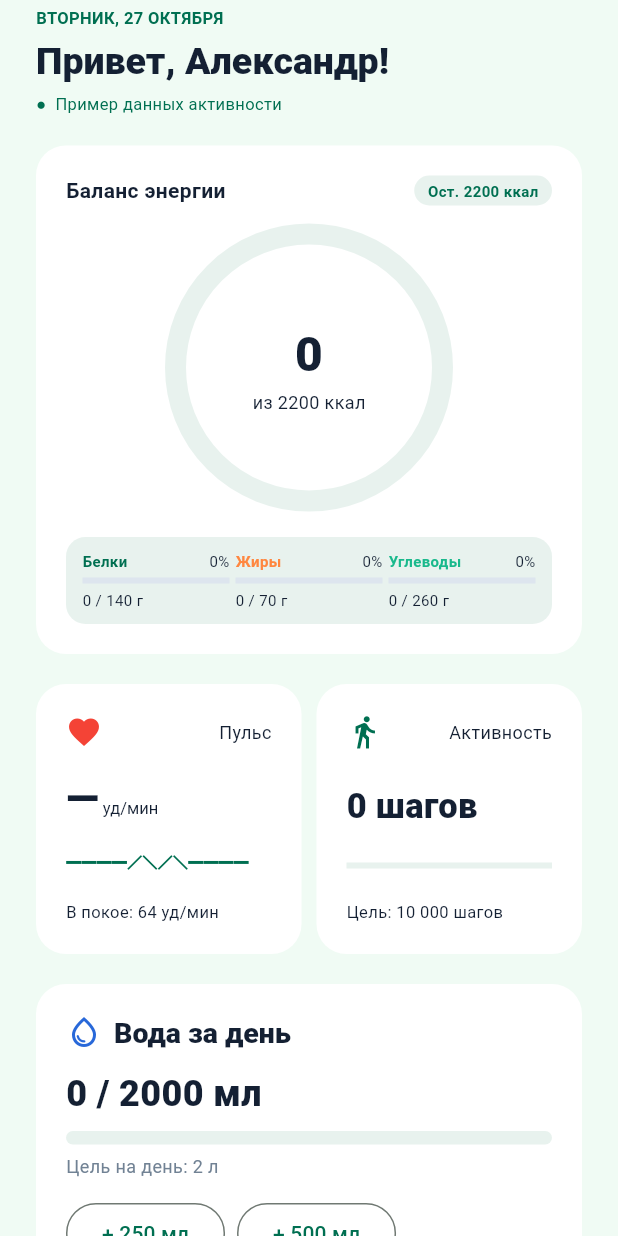
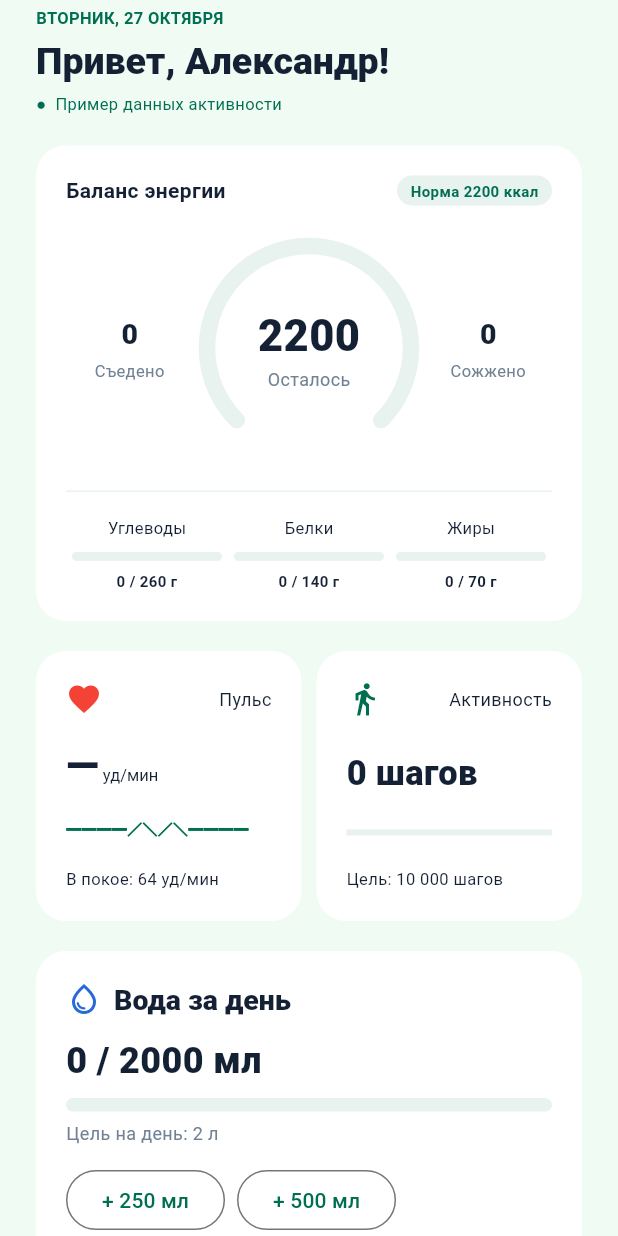
Before and after one commit to 4oys/health_app_ui, a Flutter app: the DashboardScreen widget shown alone on an empty page, opened directly with empty values, on a phone screen of 412 x 824 dp. Run offline on Flutter 3.47's test engine with Material 3 defaults, Android fonts, the phone set to English and light mode, and no system bars.

Commit message:
feat(dashboard): обновить карточку баланса энергии и расчёт остатка

```diff
--- a/lib/features/dashboard/presentation/dashboard_screen.dart
+++ b/lib/features/dashboard/presentation/dashboard_screen.dart
@@ -1,3 +1,5 @@
+import 'dart:math' as math;
+
 import 'package:flutter/material.dart';
 
 import '../../../core/theme.dart';
@@ -33,6 +35,7 @@ class DashboardScreen extends StatelessWidget {
     final remaining = HealthCalculations.remainingCalories(
       user.calorieTarget,
       entries,
+      burnedCalories: activity.burnedCalories,
     );
     final macroScale = user.calorieTarget / 2200;
     final weekday = [
@@ -95,81 +98,85 @@ class DashboardScreen extends StatelessWidget {
                       style: TextStyle(fontWeight: FontWeight.w700),
                     ),
                   ),
-                  _Badge(
-                    remaining < 0
-                        ? 'Сверх нормы ${-remaining} ккал'
-                        : 'Ост. $remaining ккал',
-                  ),
+                  _Badge('Норма ${user.calorieTarget} ккал'),
                 ],
               ),
-              const SizedBox(height: 19),
+              const SizedBox(height: 18),
+              Row(
+                children: [
+                  Expanded(
+                    child: _EnergyValue(value: '$kcal', label: 'Съедено'),
+                  ),
                   SizedBox(
-                width: 178,
-                height: 178,
+                    width: 154,
+                    height: 154,
                     child: Stack(
                       alignment: Alignment.center,
                       children: [
-                    SizedBox.expand(
-                      child: CircularProgressIndicator(
-                        value: HealthCalculations.progress(
+                        CustomPaint(
+                          size: const Size.square(154),
+                          painter: _EnergyArcPainter(
+                            progress: HealthCalculations.progress(
                               kcal,
-                          user.calorieTarget,
+                              user.calorieTarget + activity.burnedCalories,
                             ),
-                        strokeWidth: 14,
-                        strokeCap: StrokeCap.round,
-                        backgroundColor: AppColors.pale,
-                        color: AppColors.green,
                           ),
                         ),
                         Column(
                           mainAxisAlignment: MainAxisAlignment.center,
                           children: [
-                        Text(
-                          '$kcal',
+                            FittedBox(
+                              fit: BoxFit.scaleDown,
+                              child: Text(
+                                '${remaining.abs()}',
                                 style: const TextStyle(
-                            fontSize: 32,
+                                  fontSize: 29,
                                   fontWeight: FontWeight.w800,
                                   color: AppColors.ink,
                                 ),
                               ),
+                            ),
                             Text(
-                          'из ${user.calorieTarget} ккал',
-                          style: const TextStyle(fontSize: 12),
+                              remaining < 0 ? 'Сверх нормы' : 'Осталось',
+                              style: const TextStyle(
+                                fontSize: 12,
+                                color: AppColors.muted,
+                              ),
                             ),
                           ],
                         ),
                       ],
                     ),
                   ),
-              const SizedBox(height: 24),
-              Container(
-                padding: const EdgeInsets.all(9),
-                decoration: BoxDecoration(
-                  color: AppColors.pale,
-                  borderRadius: BorderRadius.circular(13),
+                  Expanded(
+                    child: _EnergyValue(
+                      value: '${activity.burnedCalories}',
+                      label: 'Сожжено',
                     ),
-                child: Row(
+                  ),
+                ],
+              ),
+              const SizedBox(height: 18),
+              const Divider(height: 1, color: AppColors.pale),
+              const SizedBox(height: 16),
+              Row(
                 children: [
+                  _Macro(
+                    'Углеводы',
+                    HealthCalculations.totalCarbs(entries),
+                    260 * macroScale,
+                  ),
                   _Macro(
                     'Белки',
                     HealthCalculations.totalProtein(entries),
                     140 * macroScale,
-                      AppColors.green,
                   ),
                   _Macro(
                     'Жиры',
                     HealthCalculations.totalFat(entries),
                     70 * macroScale,
-                      AppColors.orange,
-                    ),
-                    _Macro(
-                      'Углеводы',
-                      HealthCalculations.totalCarbs(entries),
-                      260 * macroScale,
-                      const Color(0xFF19B98C),
                   ),
                 ],
-                ),
               ),
             ],
           ),
@@ -368,48 +375,100 @@ class _Badge extends StatelessWidget {
   );
 }
 
+class _EnergyValue extends StatelessWidget {
+  const _EnergyValue({required this.value, required this.label});
+
+  final String value;
+  final String label;
+
+  @override
+  Widget build(BuildContext context) => Column(
+    mainAxisSize: MainAxisSize.min,
+    children: [
+      FittedBox(
+        fit: BoxFit.scaleDown,
+        child: Text(
+          value,
+          style: const TextStyle(
+            fontSize: 19,
+            fontWeight: FontWeight.w800,
+            color: AppColors.ink,
+          ),
+        ),
+      ),
+      const SizedBox(height: 3),
+      Text(
+        label,
+        textAlign: TextAlign.center,
+        style: const TextStyle(fontSize: 11, color: AppColors.muted),
+      ),
+    ],
+  );
+}
+
+class _EnergyArcPainter extends CustomPainter {
+  const _EnergyArcPainter({required this.progress});
+
+  final double progress;
+
+  @override
+  void paint(Canvas canvas, Size size) {
+    final rect = Rect.fromLTWH(9, 9, size.width - 18, size.height - 18);
+    const start = math.pi * 0.75;
+    const sweep = math.pi * 1.5;
+    final track = Paint()
+      ..color = AppColors.pale
+      ..style = PaintingStyle.stroke
+      ..strokeWidth = 11
+      ..strokeCap = StrokeCap.round;
+    canvas.drawArc(rect, start, sweep, false, track);
+    if (progress <= 0) return;
+    final fill = Paint()
+      ..color = AppColors.green
+      ..style = PaintingStyle.stroke
+      ..strokeWidth = 11
+      ..strokeCap = StrokeCap.round;
+    canvas.drawArc(rect, start, sweep * progress, false, fill);
+  }
+
+  @override
+  bool shouldRepaint(covariant _EnergyArcPainter oldDelegate) =>
+      oldDelegate.progress != progress;
+}
+
 class _Macro extends StatelessWidget {
-  const _Macro(this.label, this.value, this.target, this.color);
+  const _Macro(this.label, this.value, this.target);
   final String label;
   final double value;
   final double target;
-  final Color color;
   @override
   Widget build(BuildContext context) => Expanded(
     child: Padding(
-      padding: const EdgeInsets.symmetric(horizontal: 2),
+      padding: const EdgeInsets.symmetric(horizontal: 4),
       child: Column(
-        crossAxisAlignment: CrossAxisAlignment.start,
+        crossAxisAlignment: CrossAxisAlignment.center,
         children: [
-          Row(
-            children: [
-              Expanded(
-                child: Text(
+          Text(
             label,
-                  overflow: TextOverflow.ellipsis,
-                  style: TextStyle(
-                    fontSize: 10,
-                    color: color,
-                    fontWeight: FontWeight.w700,
+            style: const TextStyle(fontSize: 11, color: AppColors.ink),
           ),
-                ),
-              ),
-              Text(
-                '${(HealthCalculations.progress(value, target) * 100).round()}%',
-                style: const TextStyle(fontSize: 10),
-              ),
-            ],
-          ),
-          const SizedBox(height: 4),
+          const SizedBox(height: 8),
           LinearProgressIndicator(
             value: HealthCalculations.progress(value, target),
-            color: color,
-            backgroundColor: const Color(0xFFDDE5EE),
+            minHeight: 6,
+            borderRadius: BorderRadius.circular(6),
+            color: AppColors.green,
+            backgroundColor: AppColors.pale,
           ),
-          const SizedBox(height: 4),
+          const SizedBox(height: 6),
           Text(
             '${value.round()} / ${target.round()} г',
-            style: const TextStyle(fontSize: 10),
+            textAlign: TextAlign.center,
+            style: const TextStyle(
+              fontSize: 10,
+              fontWeight: FontWeight.w700,
+              color: AppColors.ink,
+            ),
           ),
         ],
       ),
--- a/lib/features/health/domain/calculations.dart
+++ b/lib/features/health/domain/calculations.dart
@@ -12,8 +12,13 @@ class HealthCalculations {
       : 'Ожирение';
   static double progress(num value, num target) =>
       target <= 0 ? 0 : (value / target).clamp(0, 1).toDouble();
-  static int remainingCalories(int target, Iterable<FoodEntry> entries) =>
-      target -
+  static int remainingCalories(
+    int target,
+    Iterable<FoodEntry> entries, {
+    int burnedCalories = 0,
+  }) =>
+      target +
+      burnedCalories -
       entries.fold<double>(0, (sum, entry) => sum + entry.kcal).round();
   static double totalProtein(Iterable<FoodEntry> entries) =>
       entries.fold(0, (sum, entry) => sum + entry.protein);
--- a/lib/features/health/domain/models.dart
+++ b/lib/features/health/domain/models.dart
@@ -99,6 +99,7 @@ class ActivityRecord {
     required this.steps,
     required this.heartRate,
     required this.sleepMinutes,
+    this.burnedCalories = 0,
     this.deepMinutes = 0,
     this.lightMinutes = 0,
     this.remMinutes = 0,
@@ -107,6 +108,7 @@ class ActivityRecord {
   final int steps;
   final int heartRate;
   final int sleepMinutes;
+  final int burnedCalories;
   final int deepMinutes;
   final int lightMinutes;
   final int remMinutes;
```
Also changed, not shown: 1 other file. Lines whose indentation alone changed are shown as unchanged.
